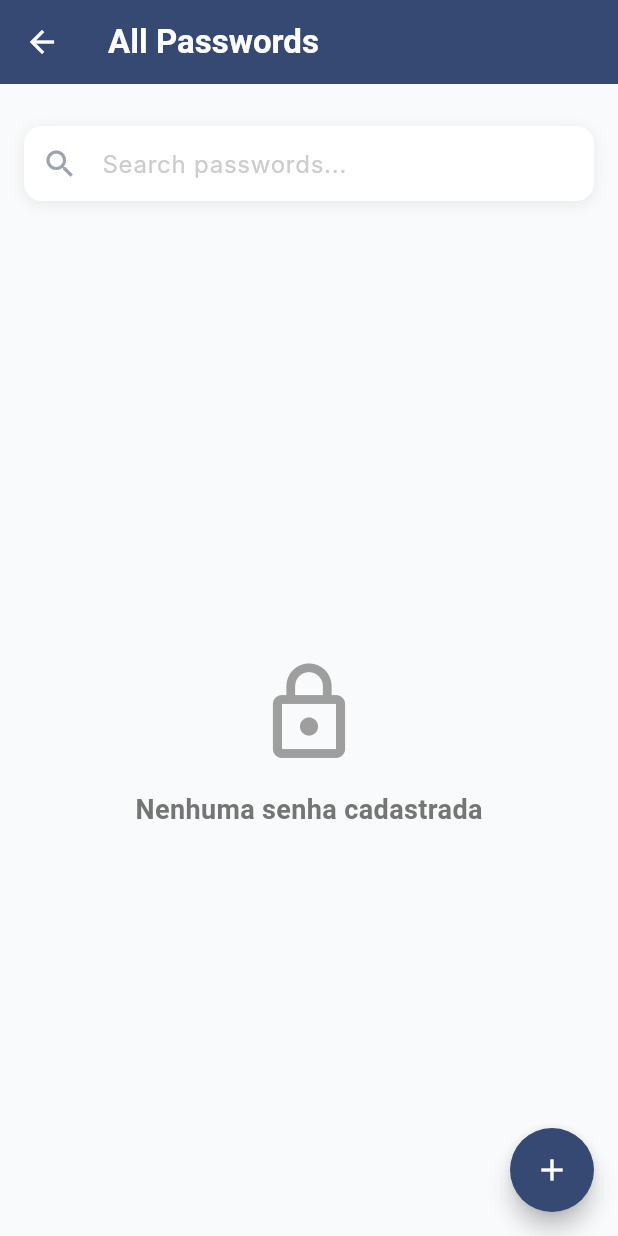
After one commit to YanGarrido/Projeto_Gerenciador_Senha_Flutter, a Flutter app: the PasswordsScreen screen opened directly, on a phone screen of 412 x 824 dp. The commit adds this screen. Run offline on Flutter 3.47's test engine with Material 3 defaults, Android fonts, the phone set to English and light mode, and no system bars; our stand-ins replace flutter_secure_storage, shared_preferences; accounts and stored records are empty; Roboto replaces fonts that are missing (Inter).

Commit message:
feat(password): implementar tela de senhas e gerador
- Criar PasswordsScreen com lista de todas as senhas
- Adicionar busca em tempo real
- Implementar gerador de senhas seguras (16 caracteres)
- Garantir mix de maiúsculas, minúsculas, números e símbolos
- Usar Random.secure() para geração criptográfica
- Adicionar indicador de força da senha
- Integrar navegação com rotas

```diff
--- a/lib/form/form_password_page.dart
+++ b/lib/form/form_password_page.dart
@@ -1,6 +1,6 @@
 import 'package:flutter/material.dart';
 import 'package:flutter_application_1/form/widget/password_form.dart';
-import 'package:flutter_application_1/shared/app_colors.dart';
+import 'package:flutter_application_1/core/constants/app_colors.dart';
 
 class FormPasswordPage extends StatelessWidget {
   const FormPasswordPage({super.key});
--- /dev/null
+++ b/lib/screens/passwords_screen.dart
@@ -0,0 +1,138 @@
+import 'package:flutter/material.dart';
+import 'package:flutter_application_1/core/constants/app_colors.dart';
+import 'package:flutter_application_1/core/constants/app_routes.dart';
+import 'package:flutter_application_1/shared/services/password_service.dart';
+import 'package:flutter_application_1/shared/models/password_model.dart';
+import 'package:flutter_application_1/home/widgets/search_bar_widget.dart';
+import 'package:flutter_application_1/home/widgets/password_view.dart';
+
+class PasswordsScreen extends StatefulWidget {
+  const PasswordsScreen({super.key});
+
+  @override
+  State<PasswordsScreen> createState() => _PasswordsScreenState();
+}
+
+class _PasswordsScreenState extends State<PasswordsScreen> {
+  final PasswordService _passwordService = PasswordService();
+
+  List<PasswordModel> _passwords = [];
+  List<PasswordModel> _allPasswords = [];
+  bool _isLoading = true;
+
+  @override
+  void initState() {
+    super.initState();
+    _loadPasswords();
+  }
+
+  Future<void> _loadPasswords() async {
+    setState(() => _isLoading = true);
+
+    final data = await _passwordService.getAllPasswords();
+
+    setState(() {
+      _allPasswords = data;
+      _passwords = data;
+      _isLoading = false;
+    });
+  }
+
+  void _onSearch(String query) {
+    if (query.isEmpty) {
+      setState(() => _passwords = _allPasswords);
+      return;
+    }
+
+    final q = query.toLowerCase();
+
+    setState(() {
+      _passwords = _allPasswords.where((p) {
+        return p.title.toLowerCase().contains(q) ||
+            p.username.toLowerCase().contains(q) ||
+            p.website.toLowerCase().contains(q);
+      }).toList();
+    });
+  }
+
+  @override
+  Widget build(BuildContext context) {
+    return Scaffold(
+      backgroundColor: AppColors.background,
+
+      appBar: AppBar(
+        backgroundColor: AppColors.darkblue,
+        elevation: 0,
+        leading: IconButton(
+          icon: const Icon(Icons.arrow_back, color: Colors.white),
+          onPressed: () => Navigator.pop(context),
+        ),
+        title: const Text(
+          'All Passwords',
+          style: TextStyle(color: Colors.white, fontWeight: FontWeight.bold),
+        ),
+      ),
+
+
+      floatingActionButton: FloatingActionButton(
+        onPressed: () async {
+          final result = await Navigator.pushNamed(context, AppRoutes.addPassword);
+          if (result == true) _loadPasswords();
+        },
+        shape: const CircleBorder(),
+        backgroundColor: AppColors.darkblue,
+        child: const Icon(Icons.add, color: Colors.white),
+      ),
+
+      body: _isLoading
+          ? const Center(child: CircularProgressIndicator())
+          : Padding(
+              padding: const EdgeInsets.symmetric(horizontal: 16),
+              child: Column(
+                children: [
+                  const SizedBox(height: 16),
+
+                  SearchBarWidget(onChanged: _onSearch),
+
+                  const SizedBox(height: 10),
+
+                  Expanded(
+                    child: _passwords.isEmpty
+                        ? _emptyState()
+                        : ListView.builder(
+                            itemCount: _passwords.length,
+                            itemBuilder: (context, index) {
+                              final password = _passwords[index];
+                              return PasswordView(
+                                password: password,
+                                onDeleted: _loadPasswords,
+                              );
+                            },
+                          ),
+                  ),
+                ],
+              ),
+            ),
+    );
+  }
+
+  Widget _emptyState() {
+    return Center(
+      child: Column(
+        mainAxisAlignment: MainAxisAlignment.center,
+        children: [
+          const Icon(Icons.lock_outline, size: 72, color: Colors.grey),
+          const SizedBox(height: 16),
+          Text(
+            "Nenhuma senha cadastrada",
+            style: TextStyle(
+              fontSize: 18,
+              color: Colors.grey.shade600,
+              fontWeight: FontWeight.bold,
+            ),
+          ),
+        ],
+      ),
+    );
+  }
+}
```
Also changed, not shown: lib/form/widget/password_form.dart (+28 -4 lines).
